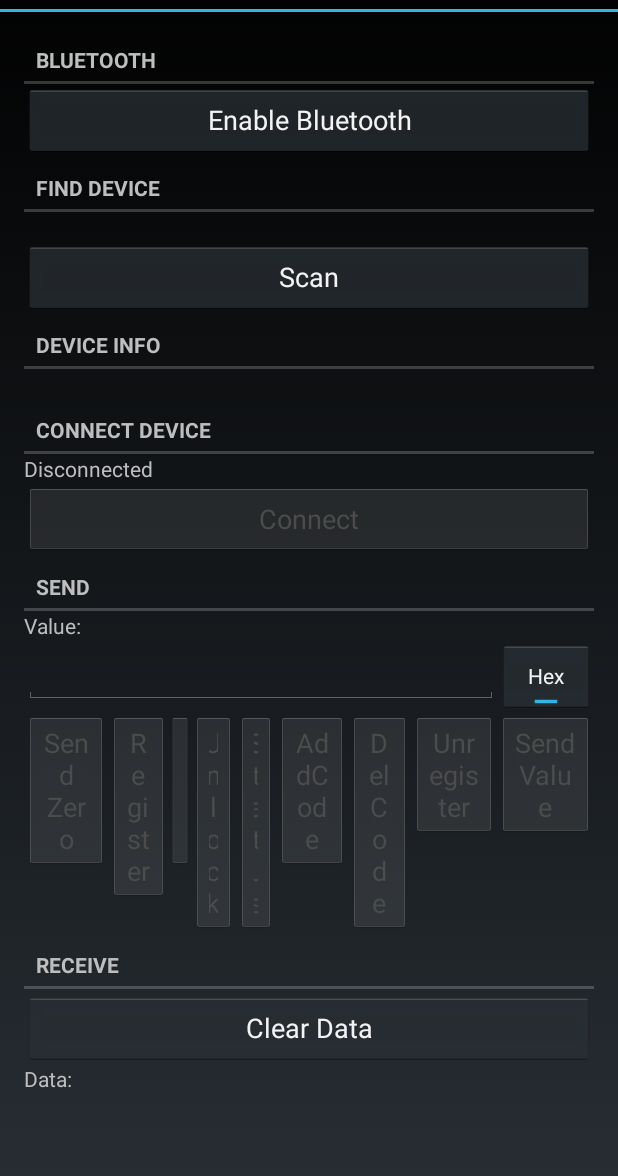
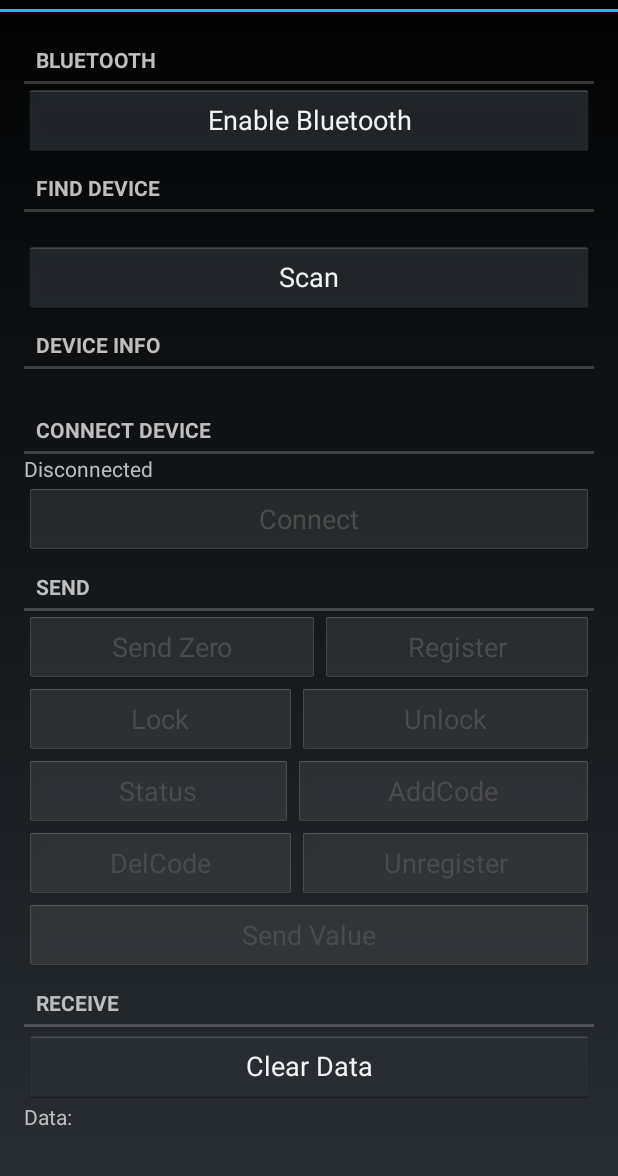
Before and after one commit to mogorman/closed_sesame, an Android app: the screen it shows after launch (MainActivity), on a phone screen of 412 x 824 dp, the part 60-1236 px from its top. Run offline under Robolectric (Android 15) with nearby library versions, the phone set to English and light mode, and no system bars; 3 statements that could not run were skipped.

Commit message:
button layout fixes

```diff
--- a/android/RFDuinoTest/src/main/res/layout/activity_main.xml
+++ b/android/RFDuinoTest/src/main/res/layout/activity_main.xml
@@ -93,19 +93,6 @@
             android:id="@+id/textView5"
             android:text="Send"
             android:layout_marginTop="5dip" />
-
-        <TextView
-            android:layout_width="wrap_content"
-            android:layout_height="wrap_content"
-            android:text="Value:"
-            android:id="@+id/textView6" />
-
-        <view
-            class="com.lannbox.rfduinotest.EditData"
-            android:layout_width="match_parent"
-            android:layout_height="wrap_content"
-            android:id="@+id/value" />
-
         <LinearLayout
             android:orientation="horizontal"
             android:layout_width="fill_parent"
@@ -127,6 +114,13 @@
                 android:id="@+id/sendRegister"
                 android:layout_weight="1"
                 android:enabled="false" />
+        </LinearLayout>
+        <LinearLayout
+            android:orientation="horizontal"
+            android:layout_width="fill_parent"
+            android:layout_height="fill_parent"
+            android:id="@+id/sendButtons">
+
 
             <Button
                 android:layout_width="wrap_content"
@@ -143,6 +137,13 @@
                 android:id="@+id/sendUnlock"
                 android:layout_weight="1"
                 android:enabled="false" />
+        </LinearLayout>
+        <LinearLayout
+            android:orientation="horizontal"
+            android:layout_width="fill_parent"
+            android:layout_height="fill_parent"
+            android:id="@+id/sendButtons">
+
 
 
             <Button
@@ -160,6 +161,15 @@
                 android:id="@+id/sendCode"
                 android:layout_weight="1"
                 android:enabled="false" />
+        </LinearLayout>
+        <LinearLayout
+            android:orientation="horizontal"
+            android:layout_width="fill_parent"
+            android:layout_height="fill_parent"
+            android:id="@+id/sendButtons">
+
+
+
 
             <Button
                 android:layout_width="wrap_content"
@@ -177,6 +187,15 @@
                 android:id="@+id/sendUnregister"
                 android:layout_weight="1"
                 android:enabled="false" />
+        </LinearLayout>
+        <LinearLayout
+            android:orientation="horizontal"
+            android:layout_width="fill_parent"
+            android:layout_height="fill_parent"
+            android:id="@+id/sendButtons">
+
+
+
 
             <Button
                 android:layout_width="wrap_content"
```
